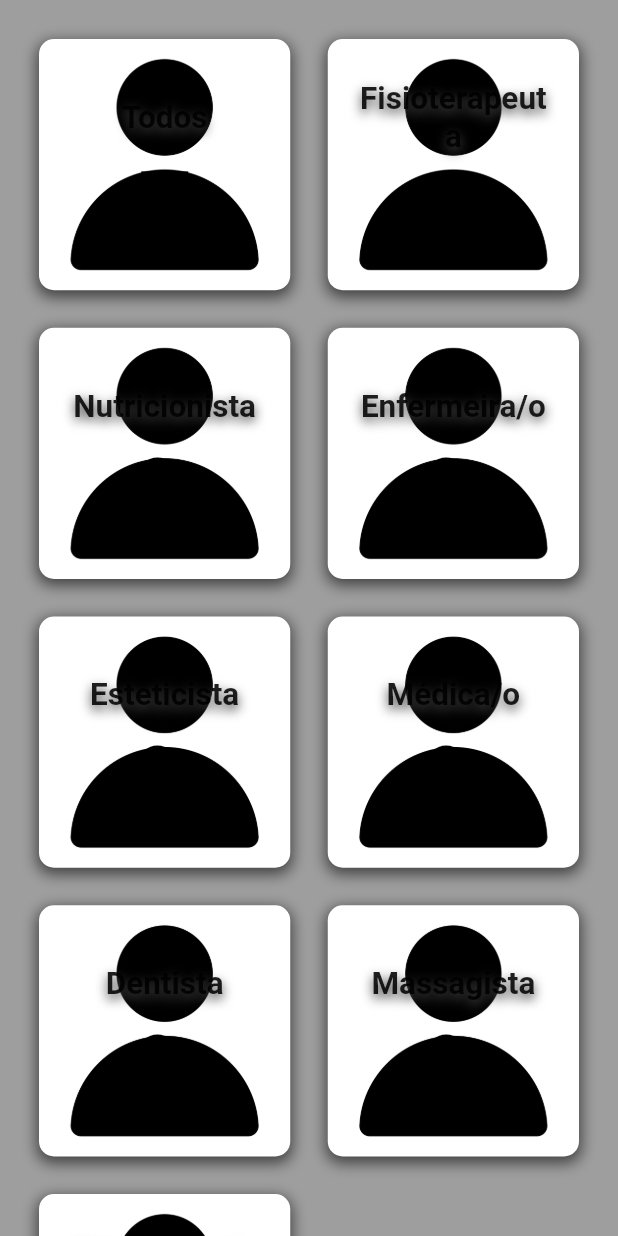
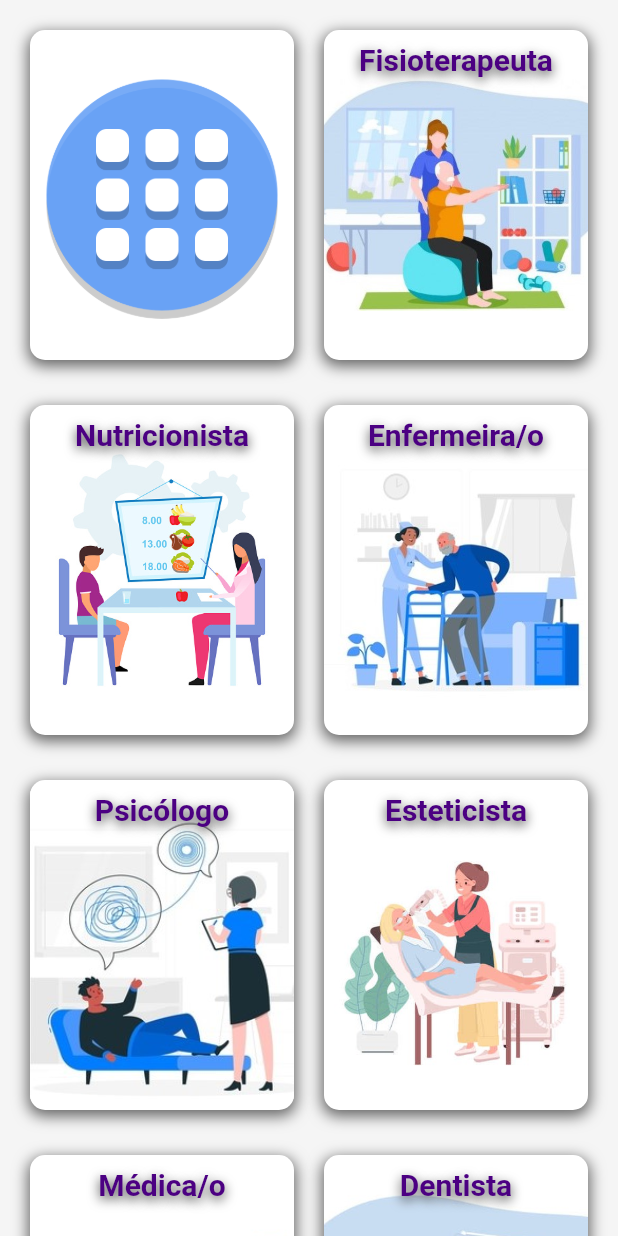
Before and after one commit to Jessicapereirac/Se-cuida-ai, a Flutter app: the telaInicial screen opened directly, on a phone screen of 412 x 824 dp. Run offline on Flutter 3.47's test engine with Material 2 defaults, Android fonts, the phone set to English and light mode, and no system bars; our stand-ins replace cloud_firestore, firebase_auth, firebase_core, firebase_storage, hexcolor, image_picker and 2 more; accounts and stored records are empty.

Commit message:
tela de home paciente

```diff
--- a/Se_cuida_ai/lib/Home.dart
+++ b/Se_cuida_ai/lib/Home.dart
@@ -13,27 +13,25 @@ class telaInicial extends StatefulWidget {
 
 class _telaInicialState extends State<telaInicial> {
 
-  List profissoes = ['Todos','Fisioterapeuta','Nutricionista', 'Enfermeira/o','Esteticista', 'Médica/o', 'Dentista', 'Massagista', 'Técnica/o de enfermagem'];
-  List cores = ['#FFFFFF','#FFFFFF', '#FFFFFF', '#FFFFFF', '#FFFFFF', '#FFFFFF', '#FFFFFF', '#FFFFFF', 'FFFFFF'];
-  List<Icon> icon = [Icon(Icons.apps_outlined), Icon(Icons.zoom_out_map_sharp), Icon(Icons.search), Icon(Icons.search), Icon(Icons.search), Icon(Icons.search), Icon(Icons.search), Icon(Icons.search), Icon(Icons.search)];
+  List profissoes = ['','Fisioterapeuta','Nutricionista', 'Enfermeira/o','Psicólogo','Esteticista', 'Médica/o', 'Dentista', 'Massagista', 'Técnica/o de enfermagem'];
+  List imagens = ['apps.png','fisio.jpg','nutricao.jpg', 'enfermeiro.jpg','psicologia.jpg', 'estetica.jpg', 'medico.jpg', 'dentista.jpg', 'massagista.jpg', 'tec_enfermagem.jpg'];
 
-  bool profSelecionada = false;
 
   @override
   Widget build(BuildContext context) {
     return Scaffold(
-      backgroundColor: Colors.grey[500],
+      backgroundColor: Colors.grey[100],
       body: _viewList()
     );
   }
   Widget _viewList() => GridView.builder(
-      padding: EdgeInsets.all(26),
+      padding: EdgeInsets.all(20),
       gridDelegate: SliverGridDelegateWithFixedCrossAxisCount(
           crossAxisCount: 2,
-      mainAxisSpacing: 25,
+      mainAxisSpacing: 30,
 
-      crossAxisSpacing: 25,
-      childAspectRatio: 1),
+      crossAxisSpacing: 20,
+      childAspectRatio: 0.8),
       itemCount: profissoes.length,
       itemBuilder: (context, index){
         final item = profissoes[index];
@@ -43,11 +41,6 @@ class _telaInicialState extends State<telaInicial> {
   Widget _cardprofissao(String prof,int index) => GestureDetector(
 
     onTap: (){
-      setState(() {
-        cores = ['#FFFFFF','#FFFFFF', '#FFFFFF', '#FFFFFF', '#FFFFFF', '#FFFFFF', '#FFFFFF', '#FFFFFF', 'FFFFFF'];
-        cores[index] = '#FFBF00';
-        profSelecionada = true;
-      });
       print(profissoes[index].toString());
       String es = profissoes[index].toString();
       /*Navigator.push(context,
@@ -60,10 +53,10 @@ class _telaInicialState extends State<telaInicial> {
       width: double.infinity,
       decoration: BoxDecoration(
           image:DecorationImage(
-          image: AssetImage("images/user_icon.png"),
-          fit: BoxFit.cover
+              image:  AssetImage('images/'+imagens[index]),
+              fit: BoxFit.fitWidth
         ),
-          color: HexColor(cores[index]),
+          color: HexColor('#FFFFFF'),
           borderRadius: BorderRadius.all(Radius.circular(10)),
           boxShadow: [
             BoxShadow(
@@ -77,16 +70,15 @@ class _telaInicialState extends State<telaInicial> {
           ]
 
       ),
-      padding: EdgeInsets.all(16),
+      padding: EdgeInsets.only(top: 8),
 
       child: Column(
-        mainAxisAlignment: MainAxisAlignment.center,
+        mainAxisAlignment: MainAxisAlignment.start,
         children: [
-          GridTile(
-            child: Center(
+          Center(
             child: Text(
               prof,
-                style: TextStyle( fontSize: 21,fontWeight: FontWeight.bold ,
+              style: TextStyle(color: HexColor('#4b0082'), fontSize: 20,fontWeight: FontWeight.bold ,
                   shadows: [Shadow(
                       blurRadius: 9,
                       color: Colors.grey[800],
@@ -97,16 +89,6 @@ class _telaInicialState extends State<telaInicial> {
               textAlign: TextAlign.center,
             ),
           ),
-          ),
-          Padding(
-            padding: EdgeInsets.only(top:15),
-            child:IconTheme(
-                data: IconThemeData(
-                    size: 47,
-                    color: Colors.black
-                ),
-                child: icon[index])
-          ),
         ],
       )
     ),
```
Also changed, not shown: Se_cuida_ai/pubspec.yaml (+10 -0 lines), Se_cuida_ai/images/apps.png (added), Se_cuida_ai/images/dentista.jpg (added), Se_cuida_ai/images/enfermeiro.jpg (added), Se_cuida_ai/images/estetica.jpg (added), Se_cuida_ai/images/fisio.jpg (added), Se_cuida_ai/images/massagista.jpg (added), Se_cuida_ai/images/medico.jpg (added), Se_cuida_ai/images/nutricao.jpg (added), Se_cuida_ai/images/psicologia.jpg (added), Se_cuida_ai/images/tec_enfermagem.jpg (added). Lines whose indentation alone changed are shown as unchanged.
